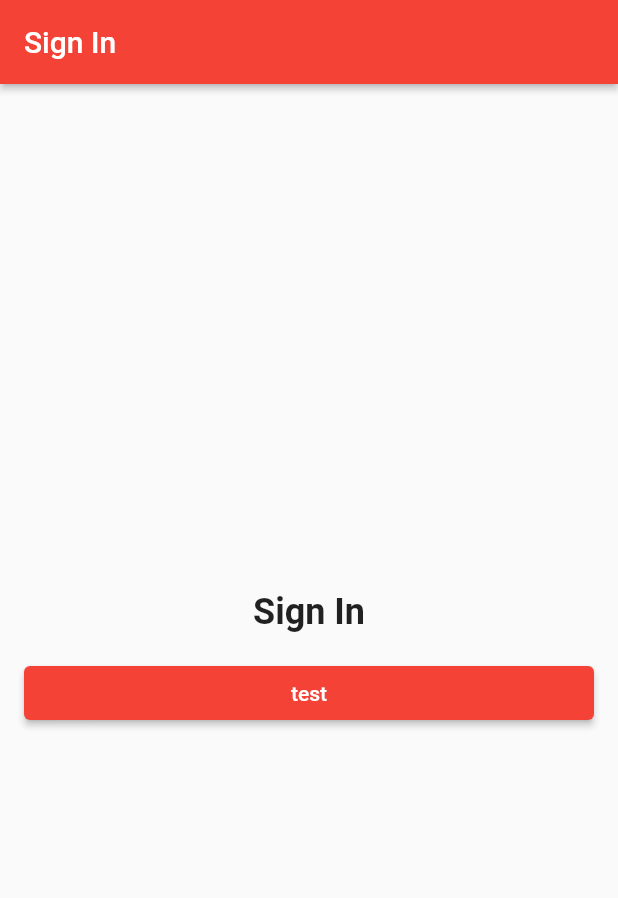
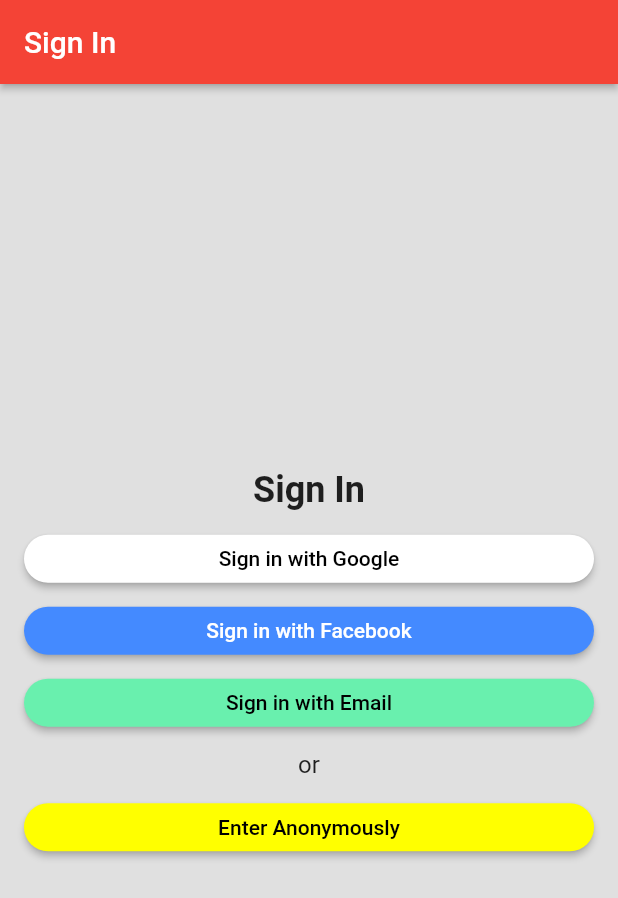
Before and after one commit to ZainErikat2000/flutter_course, a Flutter app: the screen it shows after launch, on a phone screen of 412 x 824 dp. Shown: the top 898 px of the screen. Run offline on Flutter 3.47's test engine with Material 2 defaults, Android fonts, the phone set to English and light mode, and no system bars.

Commit message:
video 109

```diff
--- /dev/null
+++ b/lib/app/Custom_Widgets/CustomeElevatedButton.dart
@@ -0,0 +1,36 @@
+import 'package:flutter/material.dart';
+
+class CustomElevatedButton extends StatelessWidget {
+  const CustomElevatedButton(
+      {Key? key,
+      required this.borderRadius,
+      required this.height,
+      required this.color,
+      required this.callBack,required this.child})
+      : super(key: key);
+  final double borderRadius;
+  final double height;
+  final Color color;
+  final Widget child;
+  final VoidCallback callBack;
+
+  @override
+  Widget build(BuildContext context) {
+    return SizedBox(
+      height: height,
+      child: ElevatedButton(
+        //style arguments
+        style: ElevatedButton.styleFrom(
+          primary: color,
+          shape: RoundedRectangleBorder(
+            borderRadius: BorderRadius.circular(
+              borderRadius,
+            ),
+          ),
+        ),
+        onPressed: callBack,
+        child: child,
+      ),
+    );
+  }
+}
--- a/lib/app/sign_in/SignInPage.dart
+++ b/lib/app/sign_in/SignInPage.dart
@@ -1,4 +1,6 @@
+import 'package:flutter/cupertino.dart';
 import 'package:flutter/material.dart';
+import 'package:udemy_course_project/app/Custom_Widgets/CustomeElevatedButton.dart';
 
 class SignInPage extends StatelessWidget {
   const SignInPage({Key? key}) : super(key: key);
@@ -6,6 +8,7 @@ class SignInPage extends StatelessWidget {
   @override
   Widget build(BuildContext context) {
     return Scaffold(
+      backgroundColor: Colors.grey[300],
       appBar: AppBar(
         title: const Text(
           'Sign In',
@@ -34,14 +37,77 @@ class SignInPage extends StatelessWidget {
           const SizedBox(
             height: 16,
           ),
-          ElevatedButton(
-            onPressed: () {},
+          CustomElevatedButton(
+            height: 32,
+            borderRadius: 24,
+            color: Colors.white,
+            callBack: _signInWithGoogle,
             child: const Text(
-              'test',
+              'Sign in with Google',
+              style: TextStyle(
+                color: Colors.black,
+              ),
+            ),
+          ),
+          const SizedBox(
+            height: 16,
+          ),
+          CustomElevatedButton(
+            borderRadius: 24,
+            height: 32,
+            color: Colors.blueAccent,
+            callBack: _signInWithFacebook,
+            child: const Text('Sign in with Facebook'),
+          ),
+          const SizedBox(
+            height: 16,
+          ),
+          CustomElevatedButton(
+            borderRadius: 24,
+            height: 32,
+            color: Colors.greenAccent,
+            callBack: _signInWithEmail,
+            child: const Text(
+              'Sign in with Email',
+              style: TextStyle(
+                color: Colors.black,
+              ),
+            ),
+          ),
+          const SizedBox(
+            height: 16,
+          ),
+          const Text(
+            'or',
+            style: TextStyle(
+              fontSize: 16,
+            ),textAlign: TextAlign.center,
+          ),
+          const SizedBox(
+            height: 16,
+          ),
+          CustomElevatedButton(
+            borderRadius: 24,
+            height: 32,
+            color: Colors.yellowAccent,
+            callBack: _signInAnonymously,
+            child: const Text(
+              'Enter Anonymously',
+              style: TextStyle(
+                color: Colors.black,
+              ),
             ),
           ),
         ],
       ),
     );
   }
+
+  void _signInAnonymously() {}
+
+  void _signInWithGoogle() {}
+
+  void _signInWithFacebook() {}
+
+  void _signInWithEmail() {}
 }
--- a/lib/main.dart
+++ b/lib/main.dart
@@ -3,7 +3,7 @@ import 'package:flutter/material.dart';
 import 'Home.dart';
 
 void main() {
-  runApp(MyApp());
+  runApp(const MyApp());
 }
 
 class MyApp extends StatelessWidget {
```
Also changed, not shown: lib/app/sign_in/SocialSignInButton.dart (added).
